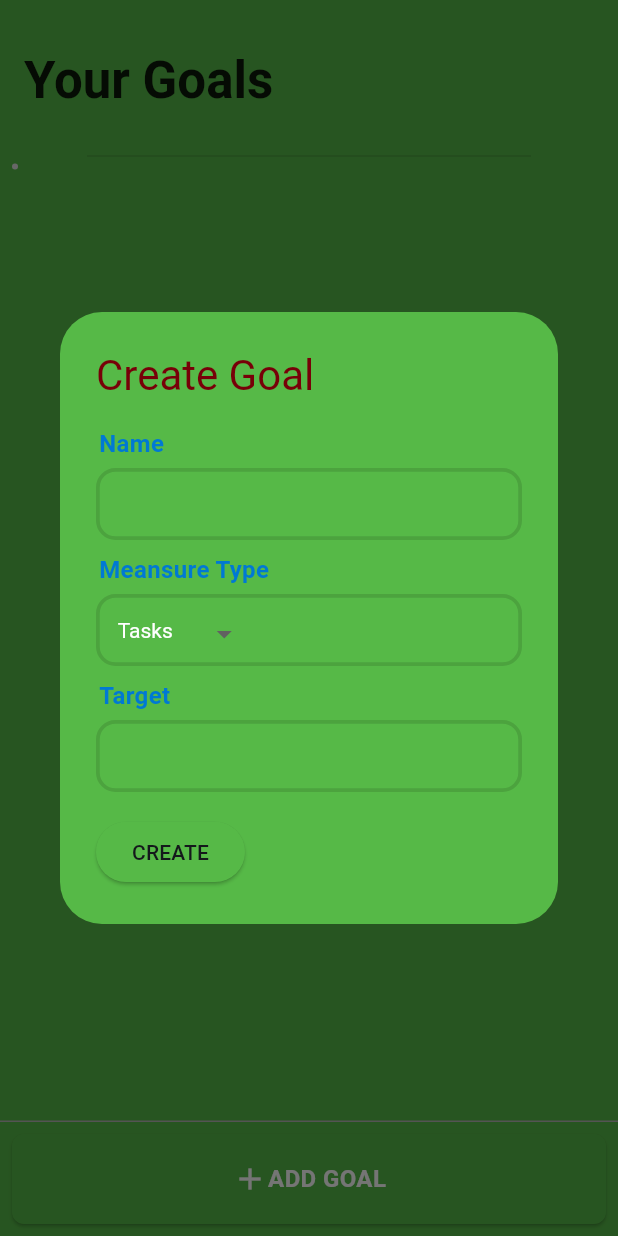
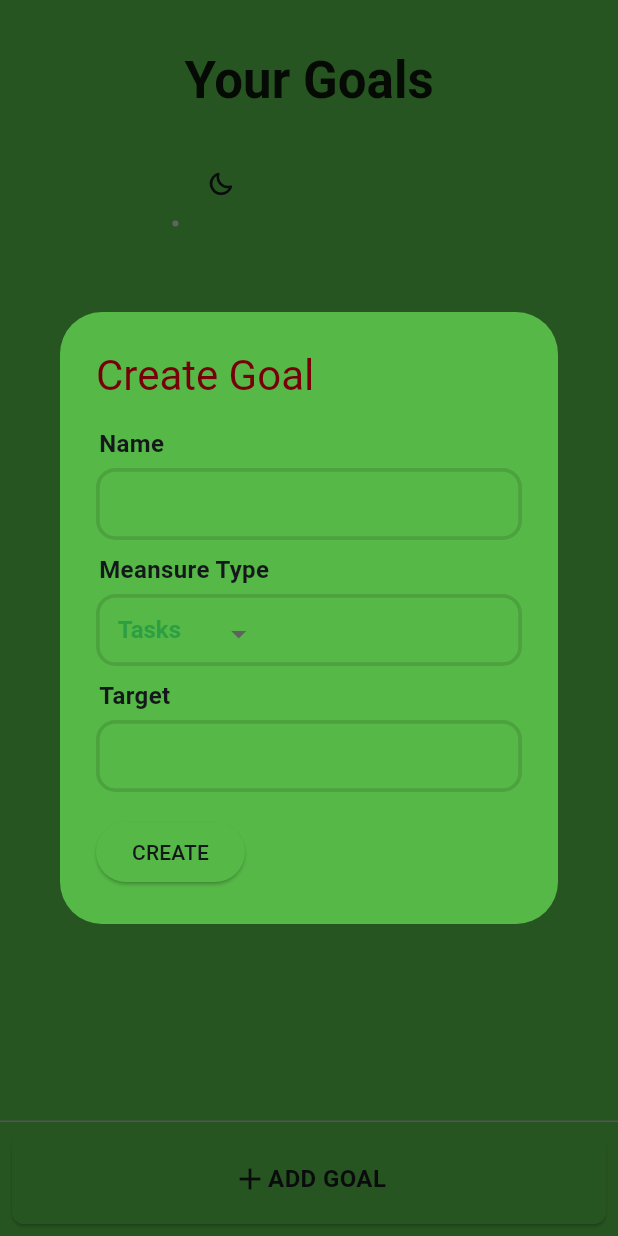
Before and after one commit to sankassio99/goals_tracker, a Flutter app: the screen it shows after launch, after a tap on "ADD GOAL", on a phone screen of 412 x 824 dp. Run offline on Flutter 3.47's test engine with Material 2 defaults, Android fonts, the phone set to English and light mode, and no system bars; our stand-ins replace get, get_storage, percent_indicator, phosphor_flutter, table_calendar; Roboto replaces fonts that are missing (Nunito).

Commit message:
Dark mode beta version - previews

```diff
--- a/lib/main.dart
+++ b/lib/main.dart
@@ -8,19 +8,21 @@
 void main() async {
   await GetStorage.init("GoalsTracker");
   runApp(
-    const MyApp(),
+    MyApp(),
   );
 }
 
 class MyApp extends StatelessWidget {
-  const MyApp({super.key});
+  MyApp({super.key});
 
   // This widget is the root of your application.
   @override
   Widget build(BuildContext context) {
     return GetMaterialApp(
       title: 'Flutter Demo',
-      theme: themeConfig(),
+      theme: themeConfig,
+      darkTheme: themeConfigDark,
+      themeMode: ThemeMode.system,
       initialRoute: '/home',
       getPages: [
         GetPage(
@@ -36,10 +38,8 @@
       debugShowCheckedModeBanner: false,
     );
   }
-}
 
-ThemeData themeConfig() {
-  return ThemeData(
+  final ThemeData themeConfig = ThemeData(
     // Define the default brightness and colors.
     brightness: Brightness.light,
     primaryColor: const Color(0xFF56B947),
@@ -86,4 +86,12 @@
       ),
     ),
   );
+
+  final ThemeData themeConfigDark = ThemeData.dark(
+    // Define the default brightness and colors.
+
+    useMaterial3: true,
+    // Define the default `TextTheme`. Use this to specify the default
+    // text styling for headlines, titles, bodies of text, and more.
+  );
 }
--- a/lib/presentation/components/bottom_button.dart
+++ b/lib/presentation/components/bottom_button.dart
@@ -30,13 +30,11 @@
             const Icon(
               key: Key("goalCardIcon"),
               Icons.add,
-              color: Colors.white,
               size: 24,
             ),
             Text(
               label,
-              style: const TextStyle(
-                  color: Colors.white, fontWeight: FontWeight.bold),
+              style: const TextStyle(fontWeight: FontWeight.bold),
             ),
           ],
         ),
--- a/lib/presentation/components/formFields/date_form_field.dart
+++ b/lib/presentation/components/formFields/date_form_field.dart
@@ -30,7 +30,7 @@
             style: TextStyle(
               fontSize: 16,
               fontWeight: FontWeight.bold,
-              color: Theme.of(context).colorScheme.onSecondary,
+              color: Theme.of(context).colorScheme.primary,
             ),
           ),
         ),
@@ -50,7 +50,7 @@
             padding: const EdgeInsets.fromLTRB(12, 12, 12, 12),
             decoration: BoxDecoration(
               border: Border.all(
-                color: Colors.black12,
+                color: Theme.of(context).colorScheme.outline,
                 width: 2.5,
               ),
               borderRadius: BorderRadius.circular(13),
--- a/lib/presentation/components/formFields/dropdown_form_field.dart
+++ b/lib/presentation/components/formFields/dropdown_form_field.dart
@@ -27,7 +27,7 @@
             style: TextStyle(
               fontSize: 16,
               fontWeight: FontWeight.bold,
-              color: Theme.of(context).colorScheme.onSecondary,
+              color: Theme.of(context).colorScheme.primary,
             ),
           ),
         ),
@@ -37,7 +37,7 @@
             height: 48,
             decoration: BoxDecoration(
               border: Border.all(
-                color: Colors.black12,
+                color: Theme.of(context).colorScheme.outline,
                 width: 2.5,
               ),
               borderRadius: BorderRadius.circular(13),
@@ -53,7 +53,14 @@
                   .map<DropdownMenuItem<String>>((GoalMeansureType type) {
                 return DropdownMenuItem(
                   value: type.name,
-                  child: Text(type.name),
+                  child: Text(
+                    type.name,
+                    style: TextStyle(
+                      fontSize: 16,
+                      fontWeight: FontWeight.bold,
+                      color: Theme.of(context).colorScheme.secondary,
+                    ),
+                  ),
                 );
               }).toList(),
               onChanged: (String? goalType) {
--- a/lib/presentation/components/formFields/form_field_widget.dart
+++ b/lib/presentation/components/formFields/form_field_widget.dart
@@ -27,7 +27,7 @@
             style: TextStyle(
                 fontSize: 16,
                 fontWeight: FontWeight.bold,
-                color: Theme.of(context).colorScheme.onSecondary),
+                color: Theme.of(context).colorScheme.primary),
           ),
         ),
         TextField(
--- a/lib/presentation/components/goalTabs/day_entries_widget.dart
+++ b/lib/presentation/components/goalTabs/day_entries_widget.dart
@@ -139,7 +139,7 @@
       padding: const EdgeInsets.fromLTRB(8, 4, 8, 4),
       decoration: BoxDecoration(
         border: Border.all(
-          color: Colors.black12,
+          color: Theme.of(context).colorScheme.primary,
           width: 2.5,
         ),
         borderRadius: BorderRadius.circular(13),
--- a/lib/presentation/components/goalTabs/deposit_entries_widget.dart
+++ b/lib/presentation/components/goalTabs/deposit_entries_widget.dart
@@ -139,7 +139,7 @@
       padding: const EdgeInsets.fromLTRB(8, 4, 8, 4),
       decoration: BoxDecoration(
         border: Border.all(
-          color: Colors.black12,
+          color: Theme.of(context).colorScheme.primary,
           width: 2.5,
         ),
         borderRadius: BorderRadius.circular(13),
--- a/lib/presentation/components/goalTabs/tasks_widget.dart
+++ b/lib/presentation/components/goalTabs/tasks_widget.dart
@@ -126,7 +126,7 @@
                               task.checked.isTrue
                                   ? Icons.check_box
                                   : Icons.check_box_outline_blank,
-                              color: Colors.black87,
+                              color: Theme.of(context).colorScheme.primary,
                             ),
                             Padding(
                               padding: const EdgeInsets.fromLTRB(14, 0, 0, 0),
--- a/lib/presentation/components/goal_card_widget.dart
+++ b/lib/presentation/components/goal_card_widget.dart
@@ -20,7 +20,7 @@
         decoration: BoxDecoration(
           border: Border(
             bottom: BorderSide(
-              color: Theme.of(context).colorScheme.background,
+              color: Theme.of(context).colorScheme.outline,
               width: 2.0,
             ),
           ),
@@ -37,7 +37,7 @@
                 child: PhosphorIcon(
                   key: const Key("goalCardIcon"),
                   model.icon.value,
-                  color: Colors.black87,
+                  color: Theme.of(context).colorScheme.primary,
                   size: 34,
                 ),
               ),
--- a/lib/presentation/components/goal_settings_dialog.dart
+++ b/lib/presentation/components/goal_settings_dialog.dart
@@ -71,7 +71,7 @@
                       style: TextStyle(
                           fontSize: 16,
                           fontWeight: FontWeight.bold,
-                          color: Theme.of(context).colorScheme.onSecondary),
+                          color: Theme.of(context).colorScheme.primary),
                     ),
                   ]),
                 ),
--- a/lib/presentation/components/goal_tabs_widget.dart
+++ b/lib/presentation/components/goal_tabs_widget.dart
@@ -31,7 +31,7 @@
       length: _tabsModel.length,
       child: Scaffold(
         appBar: AppBar(
-          backgroundColor: Colors.white,
+          backgroundColor: Theme.of(context).colorScheme.background,
           toolbarHeight: 0,
           automaticallyImplyLeading: false,
           bottom: TabBar(
--- a/lib/presentation/components/my_app_bar.dart
+++ b/lib/presentation/components/my_app_bar.dart
@@ -24,9 +24,9 @@
       title: Text(
         key: const Key("pageTitleAppBar"),
         (title ?? ""),
-        style: const TextStyle(
+        style: TextStyle(
           fontSize: 18,
-          color: Colors.black87,
+          color: Theme.of(context).colorScheme.primary,
           fontWeight: FontWeight.bold,
         ),
       ),
--- a/lib/presentation/components/progress_bar.dart
+++ b/lib/presentation/components/progress_bar.dart
@@ -22,7 +22,7 @@
             lineHeight: 24,
             animation: true,
             progressColor: Theme.of(context).colorScheme.onSecondary,
-            backgroundColor: Theme.of(context).colorScheme.background,
+            backgroundColor: Theme.of(context).colorScheme.outlineVariant,
             center: Text(
               "${goalModel.completeProgress.value * 100}%",
               style: const TextStyle(
--- a/lib/presentation/pages/home_page_widget.dart
+++ b/lib/presentation/pages/home_page_widget.dart
@@ -7,6 +7,7 @@
 import 'package:goals_tracker/presentation/controllers/home_controller.dart';
 import 'package:goals_tracker/presentation/models/goal_meansure_type.dart';
 import 'package:goals_tracker/presentation/models/goal_model.dart';
+import 'package:phosphor_flutter/phosphor_flutter.dart';
 import '../components/bottom_button.dart';
 
 class HomePageWidget extends StatelessWidget {
@@ -33,12 +34,14 @@
                     style: Theme.of(context).textTheme.headlineLarge,
                   ),
                 ),
-                const Divider(
-                  height: 10,
-                  thickness: 1,
-                  indent: 50,
-                  endIndent: 50,
-                  color: Colors.black12,
+                TextButton(
+                  key: const Key("changeThemeButton"),
+                  onPressed: () {
+                    Get.changeThemeMode(
+                      Get.isDarkMode ? ThemeMode.light : ThemeMode.dark,
+                    );
+                  },
+                  child: Icon(PhosphorIcons.bold.moon),
                 ),
                 SizedBox(
                   height: MediaQuery.of(context).size.height - 200,
@@ -47,11 +50,11 @@
                       () => Container(
                         decoration: BoxDecoration(
                           border: Border.all(
-                            color: Colors.black12,
+                            color: Theme.of(context).colorScheme.outline,
                             width: 2.0,
                           ),
                           borderRadius: BorderRadius.circular(10),
-                          color: Colors.white,
+                          color: Theme.of(context).colorScheme.background,
                         ),
                         child: Column(
                           children: controller.goalList
```
Also changed, not shown: lib/presentation/components/goalTabs/calendar_widget.dart (+4 -4 lines), lib/presentation/components/header_goal_widget.dart (+6 -9 lines), lib/presentation/components/icon_picker_dialog.dart (+3 -4 lines), lib/presentation/pages/main_goal_page_widget.dart (+4 -4 lines).
